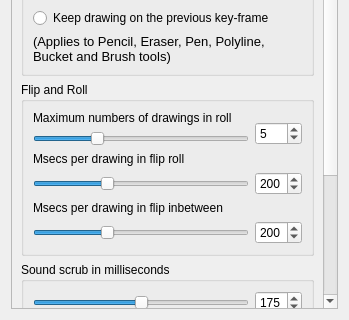
Old version of the form app/ui/timelinepage.ui in the repository pencil2d/pencil; both pictures show x 0 to 349 and y 220 to 540 of the 349 by 540 pixel window.
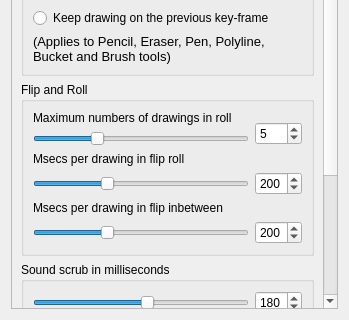
New version of the form.

The edit to the form file:
```diff
--- a/app/ui/timelinepage.ui
+++ b/app/ui/timelinepage.ui
@@ -26,9 +26,9 @@
       <property name="geometry">
        <rect>
         <x>0</x>
-        <y>0</y>
-        <width>308</width>
-        <height>688</height>
+        <y>-213</y>
+        <width>305</width>
+        <height>729</height>
        </rect>
       </property>
       <layout class="QVBoxLayout" name="verticalLayout_4">
@@ -280,7 +280,7 @@
                <number>250</number>
               </property>
               <property name="value">
-               <number>175</number>
+               <number>180</number>
               </property>
               <property name="orientation">
                <enum>Qt::Horizontal</enum>
@@ -296,7 +296,7 @@
                <number>250</number>
               </property>
               <property name="value">
-               <number>175</number>
+               <number>180</number>
               </property>
              </widget>
             </item>
```
Left out of the diff: 6 changed lines with no effect on the pictures.
